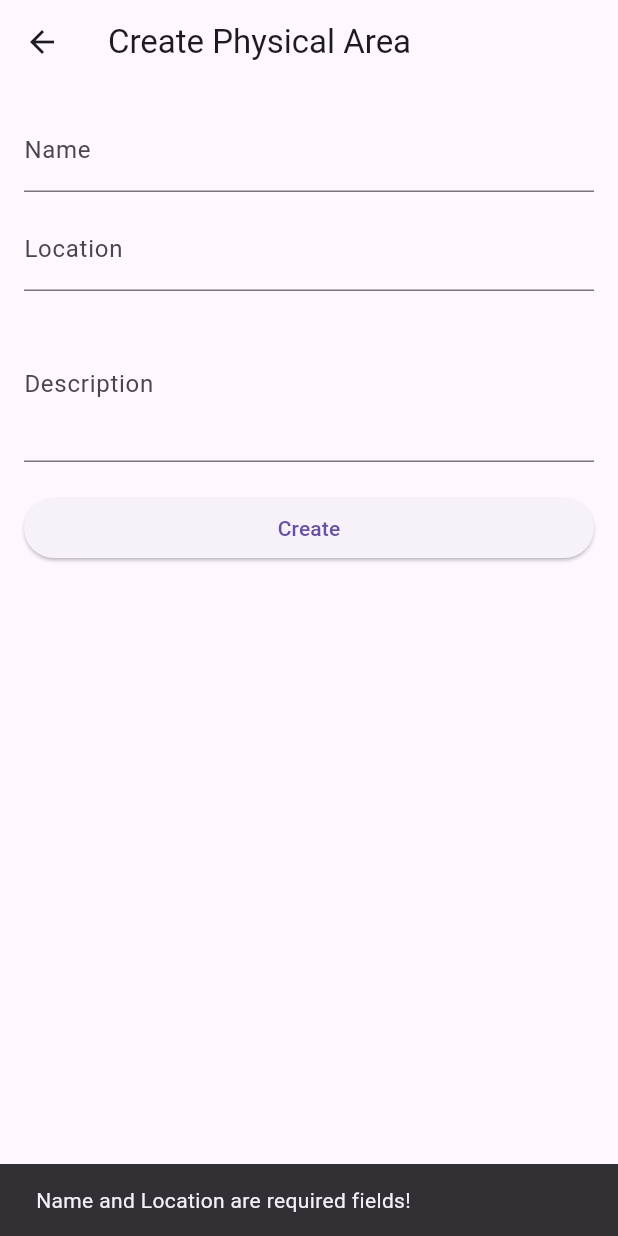
After one commit to marh08192003/servicios_generales_dart, a Flutter app: the CreatePhysicalAreaScreen screen opened directly, after a tap on "Create", on a phone screen of 412 x 824 dp. The commit adds this screen. Run offline on Flutter 3.47's test engine with Material 3 defaults, Android fonts, the phone set to English and light mode, and no system bars; our stand-ins replace flutter_secure_storage; accounts and stored records are empty.

Commit message:
Se crea formulario para la creacion de areas fisicas

```diff
--- /dev/null
+++ b/lib/screens/create_physical_area_screen.dart
@@ -0,0 +1,100 @@
+import 'package:flutter/material.dart';
+import '../services/api_service.dart';
+import '../config/api_constants.dart';
+
+class CreatePhysicalAreaScreen extends StatefulWidget {
+  @override
+  _CreatePhysicalAreaScreenState createState() =>
+      _CreatePhysicalAreaScreenState();
+}
+
+class _CreatePhysicalAreaScreenState extends State<CreatePhysicalAreaScreen> {
+  final ApiService _apiService = ApiService();
+
+  final TextEditingController nameController = TextEditingController();
+  final TextEditingController locationController = TextEditingController();
+  final TextEditingController descriptionController = TextEditingController();
+
+  bool isLoading = false;
+
+  Future<void> _createPhysicalArea() async {
+    final newArea = {
+      "name": nameController.text,
+      "location": locationController.text,
+      "description": descriptionController.text,
+      "incident_count": 0, // Siempre será 0 al crear
+      "active": true // Siempre será true al crear
+    };
+
+    setState(() {
+      isLoading = true;
+    });
+
+    try {
+      await _apiService.post(createPhysicalAreaEndpoint, newArea);
+      ScaffoldMessenger.of(context).showSnackBar(
+        const SnackBar(content: Text("Physical Area created successfully!")),
+      );
+      Navigator.pop(context, true); // Indica que se creó correctamente
+    } catch (e) {
+      ScaffoldMessenger.of(context).showSnackBar(
+        SnackBar(content: Text("Error creating physical area: $e")),
+      );
+    } finally {
+      setState(() {
+        isLoading = false;
+      });
+    }
+  }
+
+  @override
+  Widget build(BuildContext context) {
+    return Scaffold(
+      appBar: AppBar(
+        title: const Text("Create Physical Area"),
+      ),
+      body: isLoading
+          ? const Center(child: CircularProgressIndicator())
+          : Padding(
+              padding: const EdgeInsets.all(16.0),
+              child: ListView(
+                children: [
+                  TextField(
+                    controller: nameController,
+                    decoration: const InputDecoration(labelText: "Name"),
+                  ),
+                  const SizedBox(height: 10),
+                  TextField(
+                    controller: locationController,
+                    decoration: const InputDecoration(labelText: "Location"),
+                  ),
+                  const SizedBox(height: 10),
+                  TextField(
+                    controller: descriptionController,
+                    decoration: const InputDecoration(labelText: "Description"),
+                    maxLines: 3, // Campo para texto largo
+                  ),
+                  const SizedBox(height: 20),
+                  ElevatedButton(
+                    onPressed: () async {
+                      if (nameController.text.isEmpty ||
+                          locationController.text.isEmpty) {
+                        ScaffoldMessenger.of(context).showSnackBar(
+                          const SnackBar(
+                            content: Text(
+                              "Name and Location are required fields!",
+                            ),
+                          ),
+                        );
+                        return;
+                      }
+                      await _createPhysicalArea();
+                    },
+                    child: const Text("Create"),
+                  ),
+                ],
+              ),
+            ),
+    );
+  }
+}
```
Also changed, not shown: lib/screens/home_screen.dart (+22 -3 lines).
